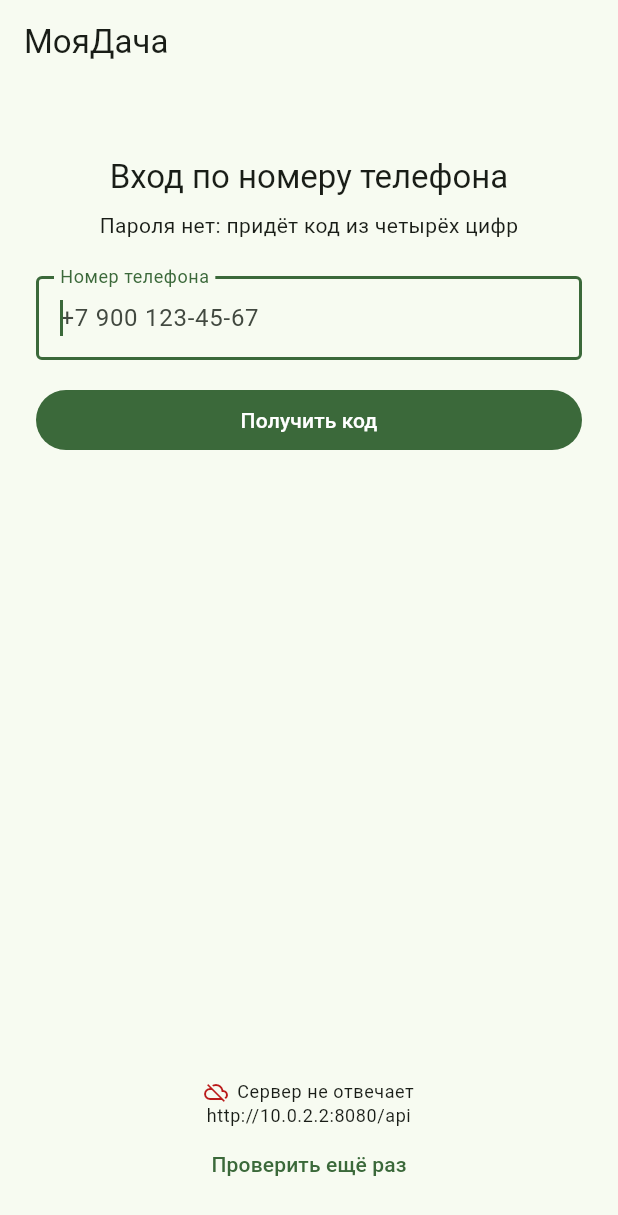
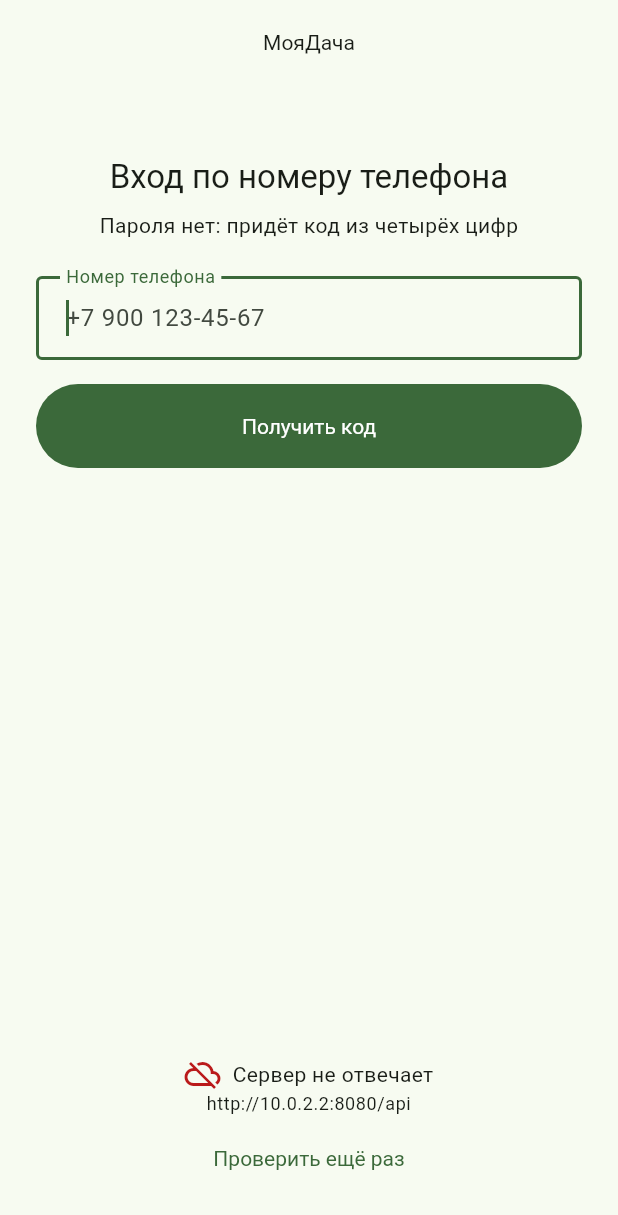
Before and after one commit to gmu-msk/moya_dacha, a Flutter app: the screen it shows after launch, on a phone screen of 412 x 824 dp. Shown: the top 1215 px of the screen. Run offline on Flutter 3.47's test engine with Material 3 defaults, Android fonts, the phone set to English and light mode, and no system bars; our stand-ins replace shared_preferences; accounts and stored records are empty; network calls fail.

Commit message:
Завести тему приложения и общие виджеты
Дизайн решался до второй фичи: экраны входа и главный уже повторяли
друг друга каркасом и блоком ошибки, а тема была одной строкой
ColorScheme.fromSeed.

Material 3 остаётся основой, поверх него своя тема: цвет, крупный шрифт
под наших пользователей, отступы AppGap, высокие кнопки, тёмная тема по
выбору системы. Экраны больше не задают ни цветов, ни размеров шрифта,
ни голых чисел отступа.

Общие виджеты заведены по факту второго применения: AppScreen, ErrorView,
EmptyView, LoadingView. Экран входа и главный переведены на них.

Макетов в проекте нет — вместо них витрина общих виджетов и сценарий
показа demo/stories/000-ui, который её открывает. Ради этого у сценария
появился необязательный ключ DART_DEFINE: приложение можно открыть не на
обычном экране.

Решение целиком — ADR-0011. В шаблон спеки добавлены пустое состояние
с текстами ошибок и проверка тёмной темы и крупного шрифта.

Co-Authored-By: Claude Opus 5 (1M context) <noreply@anthropic.com>
Claude-Session: https://claude.ai/code/session_01X68YuubZKFcoqJxv7xwFUv

```diff
--- a/mobile/lib/main.dart
+++ b/mobile/lib/main.dart
@@ -7,9 +7,19 @@ import 'package:flutter/material.dart';
 import 'package:moya_dacha_api/api.dart';
 
 import 'api.dart';
+import 'screens/gallery_screen.dart';
 import 'screens/home_screen.dart';
 import 'screens/login_screen.dart';
 import 'session.dart';
+import 'theme.dart';
+import 'widgets/loading_view.dart';
+
+/// Каким экраном открыть приложение. Пусто — обычный путь. `gallery` —
+/// витрина общих виджетов, её показывает сценарий demo/stories/000-ui;
+/// задаётся при сборке: `--dart-define=START=gallery` (ADR-0011).
+/// В релизной сборке без этого флага ветка с витриной выбрасывается
+/// компилятором: условие константное.
+const startScreen = String.fromEnvironment('START');
 
 void main() {
   runApp(const MoyaDachaApp());
@@ -75,8 +85,12 @@ class _MoyaDachaAppState extends State<MoyaDachaApp> {
     final token = _token;
 
     final Widget home;
-    if (!_restored) {
-      home = const Scaffold(body: Center(child: CircularProgressIndicator()));
+    if (startScreen == 'gallery') {
+      home = const GalleryScreen();
+    } else if (!_restored) {
+      home = const Scaffold(
+        body: Center(child: LoadingView(label: 'Открываю приложение…')),
+      );
     } else if (token == null) {
       home = LoginScreen(onSignedIn: _signedIn);
     } else {
@@ -89,9 +103,11 @@ class _MoyaDachaAppState extends State<MoyaDachaApp> {
 
     return MaterialApp(
       title: 'МояДача',
-      theme: ThemeData(
-        colorScheme: ColorScheme.fromSeed(seedColor: const Color(0xFF3F7D3F)),
-      ),
+      // Светлая и тёмная тема лежат рядом, показанную выбирает система
+      // (ADR-0011). Своего переключателя в приложении нет.
+      theme: appTheme(Brightness.light),
+      darkTheme: appTheme(Brightness.dark),
+      themeMode: ThemeMode.system,
       home: home,
     );
   }
--- a/mobile/lib/screens/login_screen.dart
+++ b/mobile/lib/screens/login_screen.dart
@@ -7,7 +7,9 @@ import 'package:flutter/services.dart';
 import 'package:moya_dacha_api/api.dart';
 
 import '../api.dart';
-import '../widgets/server_status.dart';
+import '../theme.dart';
+import '../widgets/app_screen.dart';
+import '../widgets/error_view.dart';
 
 class LoginScreen extends StatefulWidget {
   const LoginScreen({super.key, required this.onSignedIn});
@@ -111,26 +113,20 @@ class _LoginScreenState extends State<LoginScreen> {
   @override
   Widget build(BuildContext context) {
     final theme = Theme.of(context);
+    final error = _error;
 
-    return Scaffold(
-      appBar: AppBar(title: const Text('МояДача')),
-      body: SafeArea(
-        child: Padding(
-          padding: const EdgeInsets.all(24),
-          child: Column(
-            children: [
-              Expanded(
+    return AppScreen(
       child: SingleChildScrollView(
         child: Column(
           crossAxisAlignment: CrossAxisAlignment.stretch,
           children: [
-                      const SizedBox(height: 24),
+            const SizedBox(height: AppGap.large),
             Text(
               _codeSent ? 'Введите код' : 'Вход по номеру телефона',
               style: theme.textTheme.titleLarge,
               textAlign: TextAlign.center,
             ),
-                      const SizedBox(height: 8),
+            const SizedBox(height: AppGap.small),
             Text(
               _codeSent
                   ? 'Мы отправили код на ${_phone.text}'
@@ -138,25 +134,15 @@ class _LoginScreenState extends State<LoginScreen> {
               style: theme.textTheme.bodyMedium,
               textAlign: TextAlign.center,
             ),
-                      const SizedBox(height: 24),
-                      if (_codeSent) ..._codeFields() else ..._phoneFields(),
-                      if (_error != null) ...[
-                        const SizedBox(height: 16),
-                        Text(
-                          _error!,
-                          style: theme.textTheme.bodyMedium?.copyWith(
-                            color: theme.colorScheme.error,
-                          ),
-                          textAlign: TextAlign.center,
-                        ),
+            const SizedBox(height: AppGap.large),
+            if (_codeSent) ..._codeFields(theme) else ..._phoneFields(),
+            if (error != null) ...[
+              const SizedBox(height: AppGap.medium),
+              // Повторять нечего: следующий шаг человек делает сам —
+              // исправляет номер или код и нажимает кнопку выше.
+              ErrorView(message: error),
             ],
           ],
-                  ),
-                ),
-              ),
-              const ServerStatus(),
-            ],
-          ),
         ),
       ),
     );
@@ -171,7 +157,6 @@ class _LoginScreenState extends State<LoginScreen> {
         decoration: const InputDecoration(
           labelText: 'Номер телефона',
           hintText: '+7 900 123-45-67',
-          border: OutlineInputBorder(),
         ),
         onSubmitted: (_) {
           if (!_busy) {
@@ -179,7 +164,7 @@ class _LoginScreenState extends State<LoginScreen> {
           }
         },
       ),
-      const SizedBox(height: 16),
+      const SizedBox(height: AppGap.medium),
       FilledButton(
         onPressed: _busy ? null : _requestCode,
         child: Text(_busy ? 'Отправляю…' : 'Получить код'),
@@ -187,7 +172,7 @@ class _LoginScreenState extends State<LoginScreen> {
     ];
   }
 
-  List<Widget> _codeFields() {
+  List<Widget> _codeFields(ThemeData theme) {
     return [
       TextField(
         controller: _code,
@@ -198,23 +183,20 @@ class _LoginScreenState extends State<LoginScreen> {
           LengthLimitingTextInputFormatter(4),
         ],
         textAlign: TextAlign.center,
-        style: const TextStyle(fontSize: 28, letterSpacing: 8),
-        decoration: const InputDecoration(
-          labelText: 'Код из четырёх цифр',
-          border: OutlineInputBorder(),
-        ),
+        style: theme.textTheme.headlineSmall?.copyWith(letterSpacing: 8),
+        decoration: const InputDecoration(labelText: 'Код из четырёх цифр'),
         onSubmitted: (_) {
           if (!_busy) {
             _signIn();
           }
         },
       ),
-      const SizedBox(height: 16),
+      const SizedBox(height: AppGap.medium),
       FilledButton(
         onPressed: _busy ? null : _signIn,
         child: Text(_busy ? 'Проверяю…' : 'Войти'),
       ),
-      const SizedBox(height: 8),
+      const SizedBox(height: AppGap.small),
       TextButton(
         onPressed: _busy ? null : _requestCode,
         child: const Text('Отправить код ещё раз'),
--- /dev/null
+++ b/mobile/lib/theme.dart
@@ -0,0 +1,69 @@
+// Тема приложения: цвета, размеры текста, отступы и цели касания.
+//
+// Аудитория МояДачи — дачники, среди них много людей старшего возраста
+// (ADR-0003). Поэтому базовый шрифт крупнее материалового, а кнопки выше
+// того, что Material даёт по умолчанию.
+//
+// Экраны не задают ни цветов, ни размеров шрифта, ни голых чисел отступа:
+// всё это живёт здесь (ADR-0011).
+import 'package:flutter/material.dart';
+
+/// Цвет, из которого Material 3 выводит обе палитры — светлую и тёмную.
+const _seed = Color(0xFF3F7D3F);
+
+/// Во сколько раз шрифт крупнее материалового по умолчанию: основной текст
+/// становится 17–18sp вместо 14sp. Системное увеличение шрифта этим не
+/// отменяется, а умножается на него, поэтому экраны должны выживать и при
+/// двукратном размере — это пункт чек-листа каждого сценария показа.
+const _fontScale = 1.25;
+
+/// Наименьшая высота кнопки. Material 3 даёт 40dp; рекомендация по целям
+/// касания — 48dp, а нашим пользователям и этого мало.
+const _tapTargetHeight = 56.0;
+
+/// Отступы. Других чисел отступа в экранах быть не должно.
+abstract final class AppGap {
+  /// Между строками одного блока.
+  static const small = 8.0;
+
+  /// Между блоками внутри экрана.
+  static const medium = 16.0;
+
+  /// Поля экрана и расстояние между его крупными частями.
+  static const large = 24.0;
+}
+
+/// Тема светлая или тёмная. Какая из них показана, решает система
+/// (`themeMode: ThemeMode.system`), своего переключателя в приложении нет.
+ThemeData appTheme(Brightness brightness) {
+  final colorScheme = ColorScheme.fromSeed(
+    seedColor: _seed,
+    brightness: brightness,
+  );
+  final base = ThemeData(colorScheme: colorScheme);
+  final textTheme = base.textTheme.apply(fontSizeFactor: _fontScale);
+
+  final buttonSize = ButtonStyle(
+    minimumSize: const WidgetStatePropertyAll(Size(64, _tapTargetHeight)),
+    textStyle: WidgetStatePropertyAll(textTheme.titleMedium),
+  );
+
+  return base.copyWith(
+    textTheme: textTheme,
+    // Стандартная плотность, а не компактная: цели касания не ужимаются.
+    visualDensity: VisualDensity.standard,
+    materialTapTargetSize: MaterialTapTargetSize.padded,
+    appBarTheme: base.appBarTheme.copyWith(
+      centerTitle: true,
+      titleTextStyle: textTheme.titleLarge,
+    ),
+    filledButtonTheme: FilledButtonThemeData(style: buttonSize),
+    outlinedButtonTheme: OutlinedButtonThemeData(style: buttonSize),
+    textButtonTheme: TextButtonThemeData(style: buttonSize),
+    // Рамка у полей ввода — общая: экран её не повторяет.
+    inputDecorationTheme: base.inputDecorationTheme.copyWith(
+      border: const OutlineInputBorder(),
+      contentPadding: const EdgeInsets.all(AppGap.medium),
+    ),
+  );
+}
--- /dev/null
+++ b/mobile/lib/widgets/app_screen.dart
@@ -0,0 +1,42 @@
+// Каркас экрана: заголовок, поля, состояние сервиса внизу.
+//
+// Был одинаково повторён в экране входа и на главном (ADR-0011).
+import 'package:flutter/material.dart';
+
+import '../theme.dart';
+import 'server_status.dart';
+
+class AppScreen extends StatelessWidget {
+  const AppScreen({
+    super.key,
+    required this.child,
+    this.title = 'МояДача',
+    this.showServerStatus = true,
+  });
+
+  /// Содержимое экрана. Занимает всё место над строкой состояния сервиса.
+  final Widget child;
+
+  final String title;
+
+  /// Строка «Сервер отвечает, база жива» внизу (demo/stories/000-status).
+  final bool showServerStatus;
+
+  @override
+  Widget build(BuildContext context) {
+    return Scaffold(
+      appBar: AppBar(title: Text(title)),
+      body: SafeArea(
+        child: Padding(
+          padding: const EdgeInsets.all(AppGap.large),
+          child: Column(
+            children: [
+              Expanded(child: child),
+              if (showServerStatus) const ServerStatus(),
+            ],
+          ),
+        ),
+      ),
+    );
+  }
+}
--- a/mobile/lib/widgets/server_status.dart
+++ b/mobile/lib/widgets/server_status.dart
@@ -8,6 +8,7 @@ import 'package:flutter/material.dart';
 import 'package:moya_dacha_api/api.dart';
 
 import '../api.dart';
+import '../theme.dart';
 
 class ServerStatus extends StatefulWidget {
   const ServerStatus({super.key});
@@ -53,20 +54,23 @@ class _ServerStatusState extends State<ServerStatus> {
       mainAxisSize: MainAxisSize.min,
       children: [
         if (alive == null)
-          Text('Проверяю сервер…', style: theme.textTheme.bodySmall)
+          Text('Проверяю сервер…', style: theme.textTheme.bodyMedium)
         else
           Row(
             mainAxisAlignment: MainAxisAlignment.center,
             children: [
               Icon(
                 alive ? Icons.check_circle_outline : Icons.cloud_off,
-                size: 16,
-                color: alive ? theme.colorScheme.primary : theme.colorScheme.error,
+                color: alive
+                    ? theme.colorScheme.primary
+                    : theme.colorScheme.error,
               ),
-              const SizedBox(width: 6),
-              Text(
-                alive ? 'Сервер отвечает, база жива' : 'Сервер не отвечает',
-                style: theme.textTheme.bodySmall,
+              const SizedBox(width: AppGap.small),
+              Flexible(
+                child: Text(
+                  alive ? 'Сервер отвечает, база жива' : 'Сервер не отвечает',
+                  style: theme.textTheme.bodyMedium,
+                ),
               ),
             ],
           ),
```
Also changed, not shown: mobile/lib/screens/gallery_screen.dart (added, +125 -0 lines), mobile/lib/screens/home_screen.dart (+29 -51 lines), mobile/lib/widgets/empty_view.dart (added, +68 -0 lines), mobile/lib/widgets/error_view.dart (added, +43 -0 lines), mobile/lib/widgets/loading_view.dart (added, +35 -0 lines), demo/stories/000-ui/story.env (added), 9 other files. Lines whose indentation alone changed are shown as unchanged.
